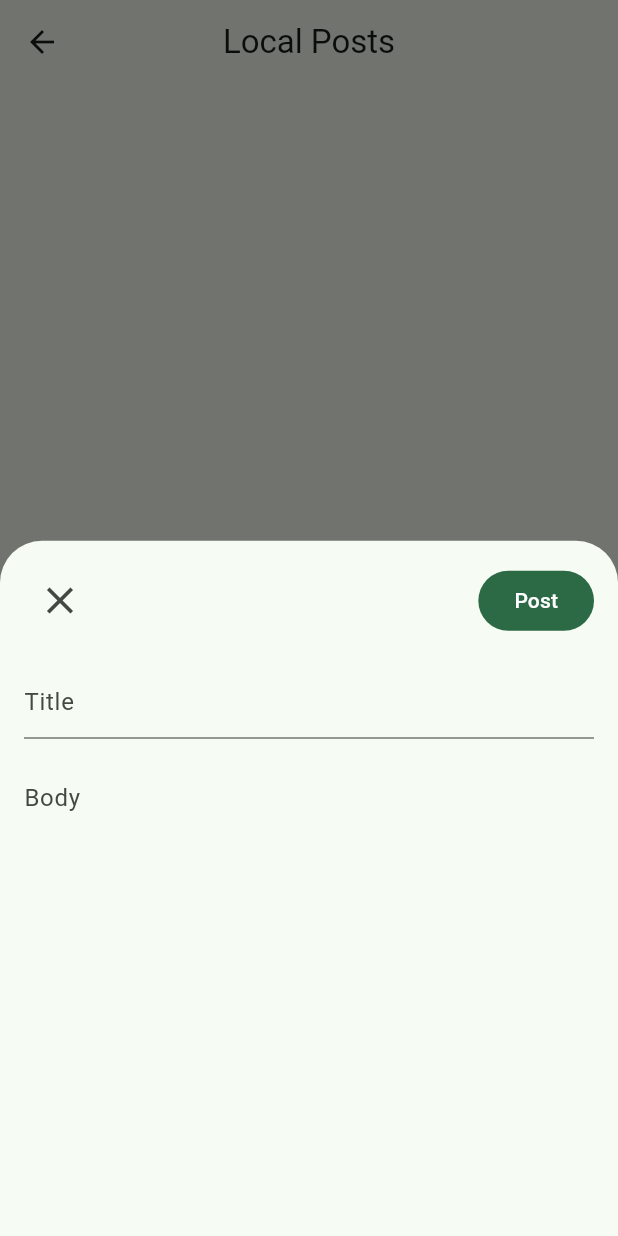
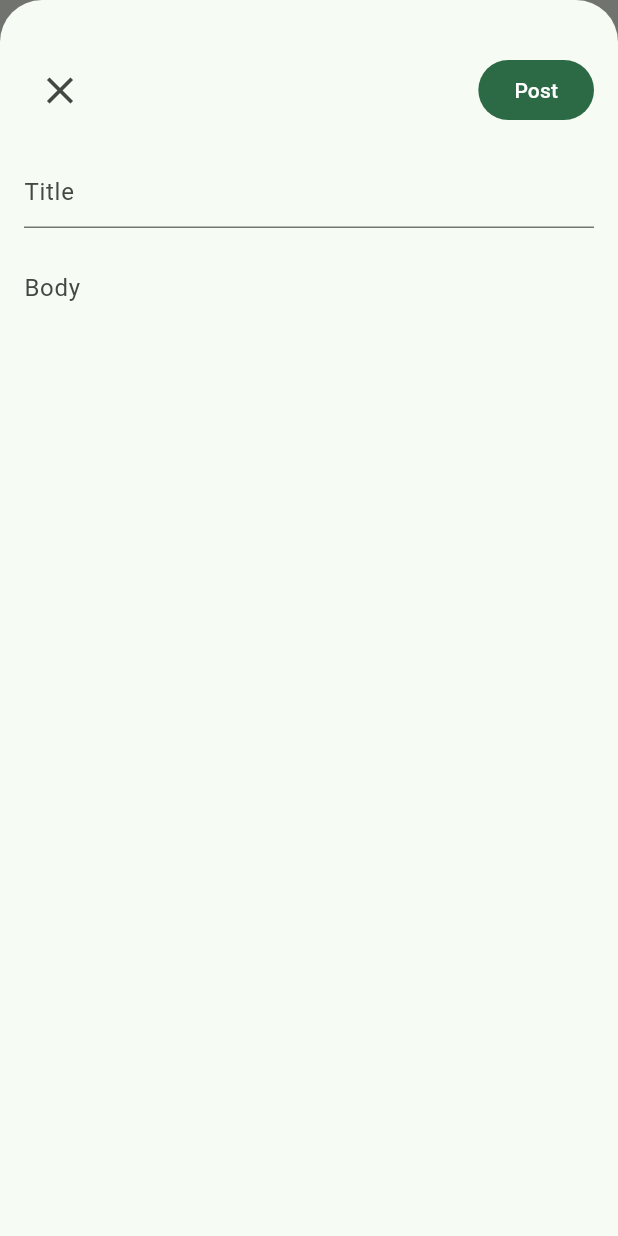
Before and after one commit to TanishqPokharia/breeze, a Flutter app: the LocalPostsScreen screen opened by its route, after a tap on the "add" icon, on a phone screen of 412 x 824 dp. Run offline on Flutter 3.47's test engine with Material 3 defaults, Android fonts, the phone set to English and light mode, and no system bars; our stand-ins replace cached_network_image, connectivity_plus, dartz, dio, flutter_bloc, get_it and 3 more; accounts and stored records are empty; network calls fail.

Commit message:
added demo video

```diff
--- a/lib/data/models/user.dart
+++ b/lib/data/models/user.dart
@@ -19,7 +19,7 @@ class UserModel extends User {
   // Creates a UserModel from JSON
   factory UserModel.fromJson(Map<String, dynamic> json) {
     return UserModel(
-      id: json['id'],
+      id: int.parse("${json['id']}"),
       firstName: json['firstName'],
       lastName: json['lastName'],
       age: json['age'],
--- a/lib/data/repository/sqflite_local_user_repository_impl.dart
+++ b/lib/data/repository/sqflite_local_user_repository_impl.dart
@@ -1,3 +1,5 @@
+import 'dart:developer';
+
 import 'package:breeze/data/datasource/interfaces/local_user_datasource.dart';
 import 'package:breeze/data/models/local_post.dart';
 import 'package:breeze/data/models/post.dart';
@@ -73,6 +75,7 @@ class SqfliteLocalUserRepositoryImpl implements LocalUserRepository {
         return Right(users);
       });
     } catch (e) {
+      log("Error getting cached users", error: e);
       return Left(Failure(message: e.toString()));
     }
   }
--- a/lib/presentation/screens/local_posts_screen.dart
+++ b/lib/presentation/screens/local_posts_screen.dart
@@ -19,6 +19,7 @@ class LocalPostsScreen extends StatelessWidget {
           floatingActionButton: FloatingActionButton(
             onPressed: () {
               showModalBottomSheet(
+                isScrollControlled: true,
                 context: context,
                 backgroundColor: context.theme.scaffoldBackgroundColor,
                 builder: (context) {
--- a/lib/presentation/screens/user_details_screen.dart
+++ b/lib/presentation/screens/user_details_screen.dart
@@ -3,6 +3,7 @@ import 'package:breeze/presentation/widgets/posts_tab.dart';
 import 'package:breeze/presentation/widgets/todos_tab.dart';
 import 'package:breeze/presentation/widgets/user_info_row.dart';
 import 'package:breeze/utils/extensions/theme_extensions.dart';
+import 'package:cached_network_image/cached_network_image.dart';
 import 'package:flutter/material.dart';
 
 class UserDetailsScreen extends StatelessWidget {
@@ -36,7 +37,9 @@ class UserDetailsScreen extends StatelessWidget {
                         child: Center(
                           child: CircleAvatar(
                             radius: 50,
-                            backgroundImage: NetworkImage(user.image),
+                            backgroundImage: CachedNetworkImageProvider(
+                              user.image,
+                            ),
                           ),
                         ),
                       ),
--- a/lib/presentation/widgets/add_post_sheet.dart
+++ b/lib/presentation/widgets/add_post_sheet.dart
@@ -18,12 +18,14 @@ class _AddPostSheetState extends State<AddPostSheet> {
   String body = "";
   @override
   Widget build(BuildContext context) {
-    return Form(
+    return SafeArea(
+      child: Form(
         key: _formKey,
         child: Padding(
           padding: const EdgeInsets.all(16.0),
           child: Column(
             children: [
+              SizedBox(height: 20),
               Row(
                 mainAxisAlignment: MainAxisAlignment.spaceBetween,
                 children: [
@@ -78,6 +80,7 @@ class _AddPostSheetState extends State<AddPostSheet> {
             ],
           ),
         ),
+      ),
     );
   }
 }
--- a/lib/presentation/widgets/user_tile.dart
+++ b/lib/presentation/widgets/user_tile.dart
@@ -1,6 +1,7 @@
 import 'package:breeze/domain/entities/user.dart';
 import 'package:breeze/router/routes.dart';
 import 'package:breeze/utils/extensions/theme_extensions.dart';
+import 'package:cached_network_image/cached_network_image.dart';
 import 'package:flutter/material.dart';
 import 'package:go_router/go_router.dart';
 
@@ -30,7 +31,9 @@ class UserTile extends StatelessWidget {
       isThreeLine: true,
       leading: Hero(
         tag: user.image,
-        child: CircleAvatar(backgroundImage: NetworkImage(user.image)),
+        child: CircleAvatar(
+          backgroundImage: CachedNetworkImageProvider(user.image),
+        ),
       ),
       trailing: Column(
         mainAxisAlignment: MainAxisAlignment.center,
--- a/pubspec.yaml
+++ b/pubspec.yaml
@@ -44,6 +44,7 @@ dependencies:
   google_fonts: ^6.2.1
   connectivity_plus: ^6.1.4
   shared_preferences: ^2.5.3
+  cached_network_image: ^3.4.1
 
 dev_dependencies:
   flutter_test:
```
Also changed, not shown: pubspec.lock, 1 other file. Lines whose indentation alone changed are shown as unchanged.
